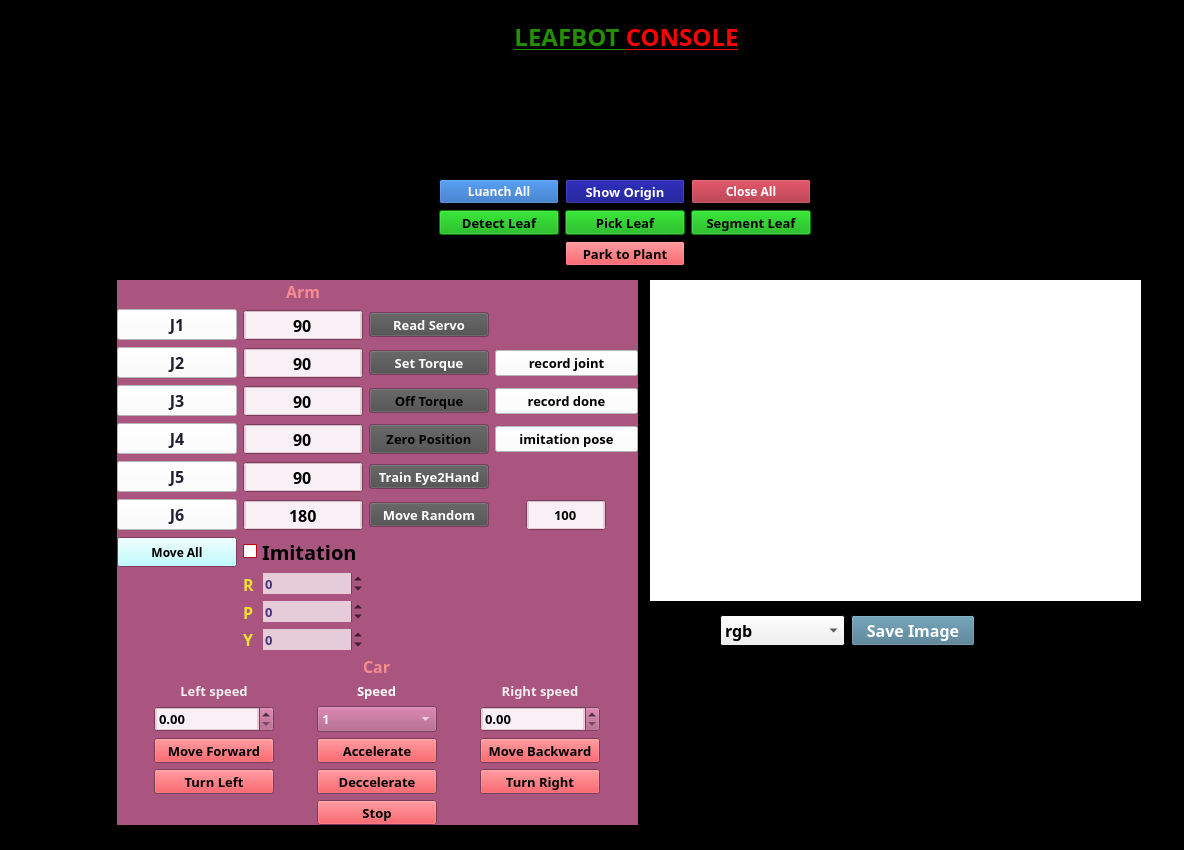
Before: the Qt Designer form LeafBot.ui in XHao1997/qt_for_leafbot, drawn with Qt 5.
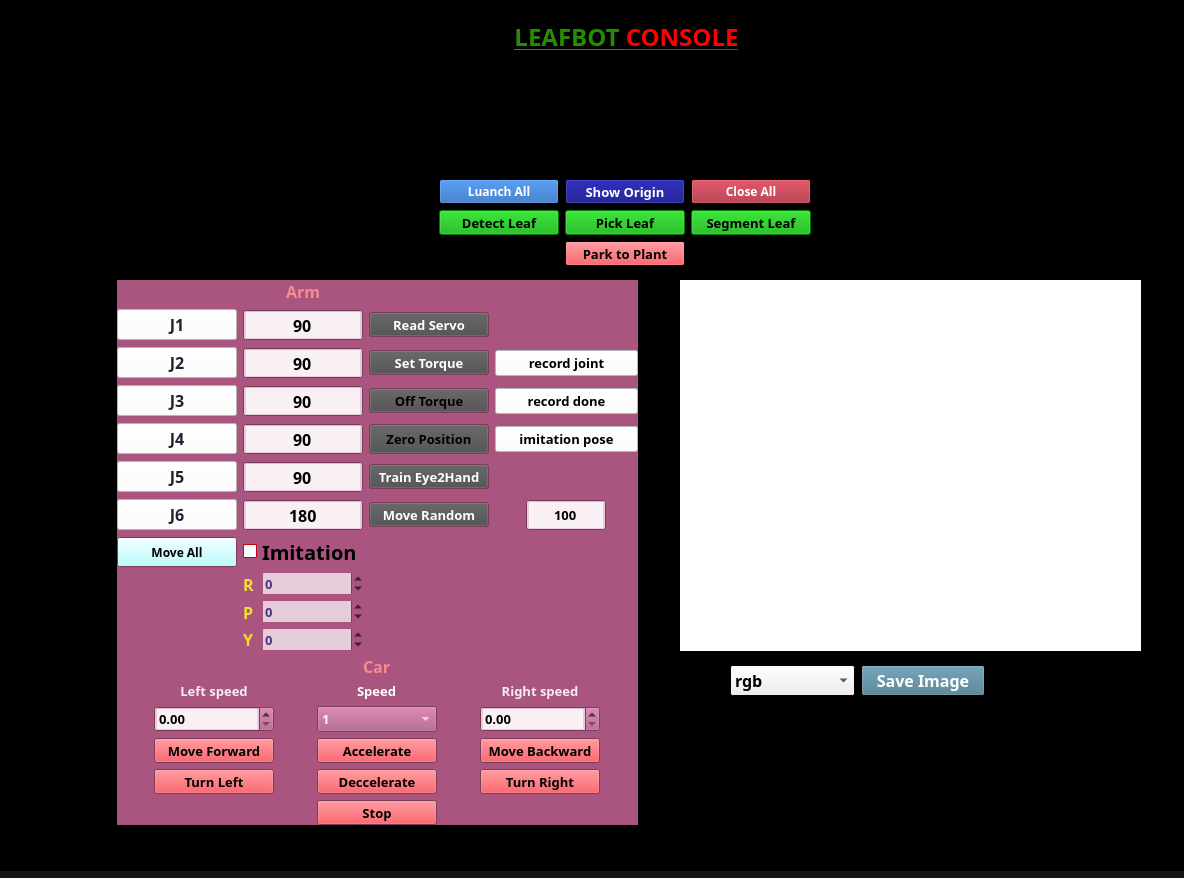
After: the same form once the commit is applied. Icons and pictures are not drawn.

```diff
--- a/LeafBot.ui
+++ b/LeafBot.ui
@@ -10,7 +10,7 @@
     <x>0</x>
     <y>0</y>
     <width>1184</width>
-    <height>850</height>
+    <height>878</height>
    </rect>
   </property>
   <property name="sizePolicy">
@@ -10220,8 +10220,8 @@
    <widget class="QWidget" name="layoutWidget">
     <property name="geometry">
      <rect>
-      <x>720</x>
-      <y>610</y>
+      <x>730</x>
+      <y>660</y>
       <width>255</width>
       <height>41</height>
      </rect>
@@ -10350,10 +10350,10 @@
    <widget class="QLabel" name="label_showimg">
     <property name="geometry">
      <rect>
-      <x>650</x>
+      <x>680</x>
       <y>280</y>
-      <width>491</width>
-      <height>321</height>
+      <width>461</width>
+      <height>371</height>
      </rect>
     </property>
     <property name="palette">
```
